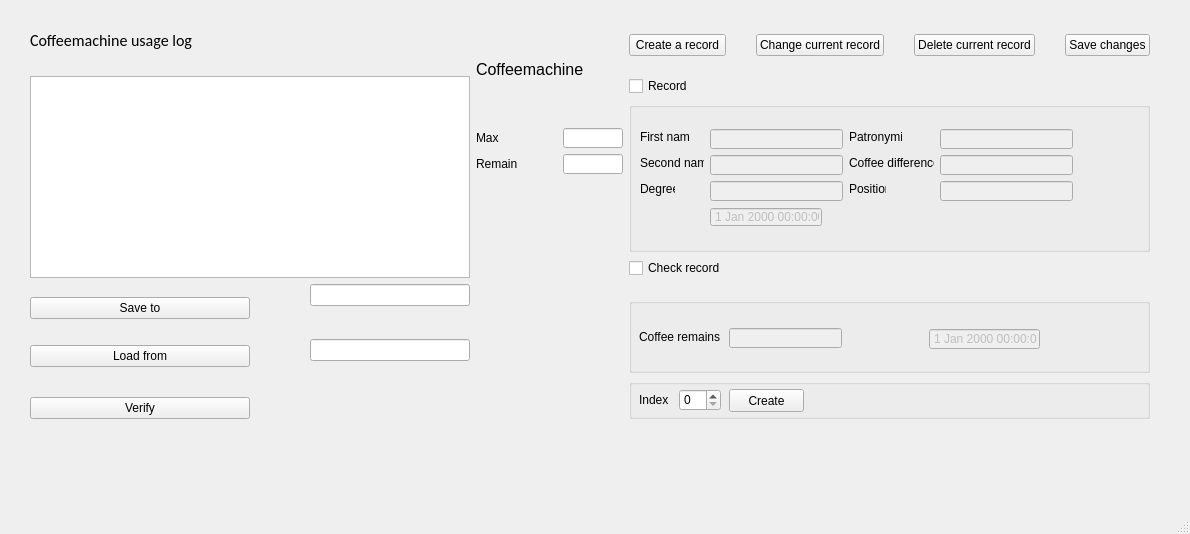
First picture: the form in mainwindow.ui, repository 4tyTwo/GUILab, before the edit.
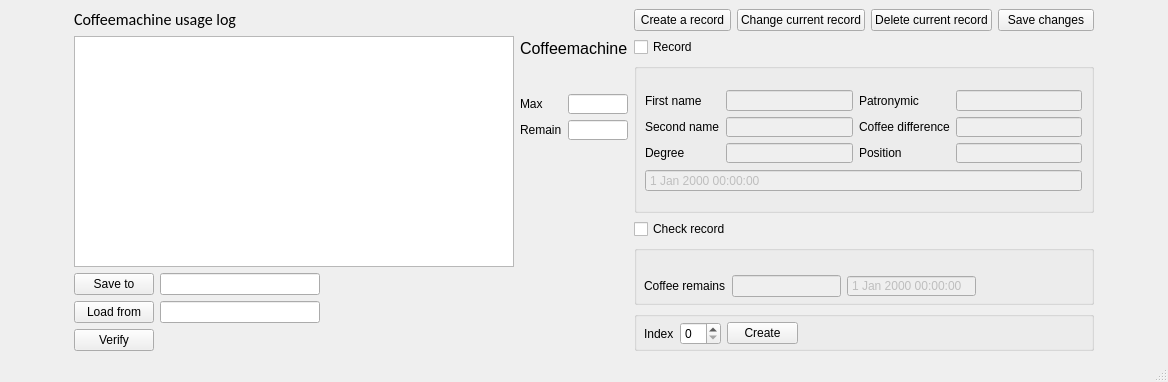
Second picture: the form after the edit.

```diff
--- a/mainwindow.ui
+++ b/mainwindow.ui
@@ -2,213 +2,226 @@
 <ui version="4.0">
  <class>MainWindow</class>
  <widget class="QMainWindow" name="MainWindow">
-  <property name="geometry">
-   <rect>
-    <x>0</x>
-    <y>0</y>
-    <width>1190</width>
-    <height>534</height>
-   </rect>
-  </property>
-  <property name="minimumSize">
-   <size>
-    <width>1190</width>
-    <height>500</height>
-   </size>
-  </property>
   <property name="windowTitle">
    <string>MainWindow</string>
   </property>
   <widget class="QWidget" name="centralwidget">
-   <widget class="QWidget" name="">
-    <property name="geometry">
-     <rect>
-      <x>30</x>
-      <y>30</y>
-      <width>1120</width>
-      <height>389</height>
-     </rect>
-    </property>
-    <layout class="QGridLayout" name="gridLayout_2">
-     <item row="13" column="3">
-      <widget class="QLabel" name="verification">
+   <layout class="QHBoxLayout" name="horizontalLayout_4">
+    <item>
+     <spacer name="horizontalSpacer_3">
+      <property name="orientation">
+       <enum>Qt::Horizontal</enum>
+      </property>
+      <property name="sizeHint" stdset="0">
+       <size>
+        <width>65</width>
+        <height>20</height>
+       </size>
+      </property>
+     </spacer>
+    </item>
+    <item>
+     <layout class="QVBoxLayout" name="verticalLayout_4">
+      <item>
+       <widget class="QLabel" name="TableLabel">
+        <property name="font">
+         <font>
+          <family>Calibri</family>
+          <pointsize>12</pointsize>
+         </font>
+        </property>
+        <property name="text">
+         <string>Coffeemachine usage log</string>
+        </property>
+       </widget>
+      </item>
+      <item>
+       <widget class="QListWidget" name="coffeelog">
+        <property name="sizePolicy">
+         <sizepolicy hsizetype="Minimum" vsizetype="Expanding">
+          <horstretch>0</horstretch>
+          <verstretch>0</verstretch>
+         </sizepolicy>
+        </property>
+        <property name="minimumSize">
+         <size>
+          <width>440</width>
+          <height>150</height>
+         </size>
+        </property>
        <property name="maximumSize">
         <size>
-         <width>160</width>
+          <width>440</width>
          <height>16777215</height>
         </size>
        </property>
-       <property name="midLineWidth">
-        <number>0</number>
-       </property>
-       <property name="text">
-        <string/>
-       </property>
-      </widget>
-     </item>
-     <item row="13" column="2">
-      <spacer name="horizontalSpacer_12">
-       <property name="orientation">
-        <enum>Qt::Horizontal</enum>
-       </property>
-       <property name="sizeType">
-        <enum>QSizePolicy::Fixed</enum>
-       </property>
-       <property name="sizeHint" stdset="0">
-        <size>
-         <width>48</width>
-         <height>20</height>
-        </size>
-       </property>
-      </spacer>
-     </item>
-     <item row="10" column="2" rowspan="2">
-      <spacer name="horizontalSpacer_10">
-       <property name="orientation">
-        <enum>Qt::Horizontal</enum>
-       </property>
-       <property name="sizeType">
-        <enum>QSizePolicy::Fixed</enum>
-       </property>
-       <property name="sizeHint" stdset="0">
-        <size>
-         <width>48</width>
-         <height>20</height>
-        </size>
-       </property>
-      </spacer>
-     </item>
-     <item row="6" column="5" colspan="2">
-      <widget class="QCheckBox" name="checkBoxCheckRecord">
-       <property name="text">
-        <string>Check record</string>
-       </property>
-      </widget>
-     </item>
-     <item row="10" column="0" rowspan="2" colspan="2">
-      <widget class="QPushButton" name="LoadFromFileButton">
-       <property name="text">
-        <string>Load from</string>
-       </property>
-      </widget>
-     </item>
-     <item row="7" column="0" rowspan="3" colspan="2">
+       </widget>
+      </item>
+      <item>
+       <layout class="QFormLayout" name="formLayout_2">
+        <item row="0" column="0">
       <widget class="QPushButton" name="SaveInFileButton">
        <property name="text">
         <string>Save to</string>
        </property>
       </widget>
      </item>
-     <item row="11" column="6">
-      <spacer name="verticalSpacer_2">
-       <property name="orientation">
-        <enum>Qt::Vertical</enum>
-       </property>
-       <property name="sizeType">
-        <enum>QSizePolicy::Fixed</enum>
-       </property>
-       <property name="sizeHint" stdset="0">
+        <item row="0" column="1">
+         <widget class="QLineEdit" name="saveEdit">
+          <property name="maximumSize">
+           <size>
+            <width>160</width>
+            <height>25</height>
+           </size>
+          </property>
+         </widget>
+        </item>
+        <item row="1" column="0">
+         <widget class="QPushButton" name="LoadFromFileButton">
+          <property name="text">
+           <string>Load from</string>
+          </property>
+         </widget>
+        </item>
+        <item row="1" column="1">
+         <widget class="QLineEdit" name="loadEdit">
+          <property name="maximumSize">
         <size>
-         <width>20</width>
-         <height>5</height>
-        </size>
-       </property>
-      </spacer>
-     </item>
-     <item row="13" column="0" colspan="2">
+            <width>160</width>
+            <height>25</height>
+           </size>
+          </property>
+         </widget>
+        </item>
+        <item row="2" column="0">
       <widget class="QPushButton" name="verifyButton">
        <property name="text">
         <string>Verify</string>
        </property>
       </widget>
      </item>
-     <item row="10" column="3">
-      <widget class="QLineEdit" name="loadEdit">
+        <item row="2" column="1">
+         <widget class="QLabel" name="verification">
        <property name="maximumSize">
         <size>
          <width>160</width>
-         <height>25</height>
-        </size>
-       </property>
-      </widget>
-     </item>
-     <item row="7" column="3" rowspan="2">
-      <widget class="QLineEdit" name="saveEdit">
+            <height>16777215</height>
+           </size>
+          </property>
+          <property name="midLineWidth">
+           <number>0</number>
+          </property>
+          <property name="text">
+           <string/>
+          </property>
+         </widget>
+        </item>
+       </layout>
+      </item>
+     </layout>
+    </item>
+    <item>
+     <layout class="QVBoxLayout" name="verticalLayout_5">
+      <item>
+       <layout class="QVBoxLayout" name="verticalLayout_3">
+        <item>
+         <widget class="QLabel" name="label">
        <property name="maximumSize">
         <size>
-         <width>160</width>
-         <height>25</height>
-        </size>
-       </property>
-      </widget>
-     </item>
-     <item row="7" column="2" rowspan="3">
-      <spacer name="horizontalSpacer_11">
-       <property name="orientation">
-        <enum>Qt::Horizontal</enum>
-       </property>
-       <property name="sizeType">
-        <enum>QSizePolicy::Fixed</enum>
-       </property>
-       <property name="sizeHint" stdset="0">
+            <width>120</width>
+            <height>16777215</height>
+           </size>
+          </property>
+          <property name="font">
+           <font>
+            <pointsize>12</pointsize>
+           </font>
+          </property>
+          <property name="text">
+           <string>Coffeemachine</string>
+          </property>
+         </widget>
+        </item>
+        <item>
+         <layout class="QFormLayout" name="formLayout">
+          <item row="0" column="0">
+           <widget class="QLabel" name="label_2">
+            <property name="maximumSize">
+             <size>
+              <width>60</width>
+              <height>20</height>
+             </size>
+            </property>
+            <property name="text">
+             <string>Max</string>
+            </property>
+           </widget>
+          </item>
+          <item row="0" column="1">
+           <widget class="QLineEdit" name="maxEdit">
+            <property name="maximumSize">
         <size>
-         <width>48</width>
+              <width>60</width>
          <height>20</height>
         </size>
        </property>
-      </spacer>
-     </item>
-     <item row="11" column="1" rowspan="2">
-      <spacer name="verticalSpacer_8">
-       <property name="orientation">
-        <enum>Qt::Vertical</enum>
-       </property>
-       <property name="sizeHint" stdset="0">
+           </widget>
+          </item>
+          <item row="1" column="0">
+           <widget class="QLabel" name="label_3">
+            <property name="maximumSize">
+             <size>
+              <width>60</width>
+              <height>20</height>
+             </size>
+            </property>
+            <property name="text">
+             <string>Remain</string>
+            </property>
+           </widget>
+          </item>
+          <item row="1" column="1">
+           <widget class="QLineEdit" name="remEdit">
+            <property name="maximumSize">
         <size>
-         <width>20</width>
-         <height>18</height>
-        </size>
-       </property>
-      </spacer>
-     </item>
-     <item row="9" column="1">
-      <spacer name="verticalSpacer_7">
+              <width>60</width>
+              <height>20</height>
+             </size>
+            </property>
+           </widget>
+          </item>
+         </layout>
+        </item>
+       </layout>
+      </item>
+      <item>
+       <spacer name="horizontalSpacer_2">
        <property name="orientation">
-        <enum>Qt::Vertical</enum>
+         <enum>Qt::Horizontal</enum>
        </property>
        <property name="sizeHint" stdset="0">
         <size>
-         <width>20</width>
-         <height>18</height>
+          <width>28</width>
+          <height>20</height>
         </size>
        </property>
       </spacer>
      </item>
-     <item row="5" column="9" rowspan="3">
-      <spacer name="verticalSpacer">
+      <item>
+       <spacer name="horizontalSpacer">
        <property name="orientation">
-        <enum>Qt::Vertical</enum>
-       </property>
-       <property name="sizeType">
-        <enum>QSizePolicy::Fixed</enum>
-       </property>
+         <enum>Qt::Horizontal</enum>
+        </property>
        <property name="sizeHint" stdset="0">
         <size>
-         <width>20</width>
-         <height>28</height>
+          <width>18</width>
+          <height>20</height>
         </size>
        </property>
       </spacer>
      </item>
-     <item row="0" column="11" rowspan="2">
-      <widget class="QPushButton" name="deleteButton">
-       <property name="text">
-        <string>Delete current record</string>
-       </property>
-      </widget>
-     </item>
-     <item row="2" column="8" rowspan="2">
-      <spacer name="verticalSpacer_5">
+      <item>
+       <spacer name="verticalSpacer_3">
        <property name="orientation">
         <enum>Qt::Vertical</enum>
        </property>
@@ -218,32 +231,39 @@
        <property name="sizeHint" stdset="0">
         <size>
          <width>20</width>
-         <height>28</height>
+          <height>138</height>
         </size>
        </property>
       </spacer>
      </item>
-     <item row="0" column="5" rowspan="2" colspan="2">
+     </layout>
+    </item>
+    <item>
+     <layout class="QVBoxLayout" name="verticalLayout_2">
+      <item>
+       <layout class="QHBoxLayout" name="horizontalLayout">
+        <item>
       <widget class="QPushButton" name="NewRecord">
        <property name="text">
         <string>Create a record</string>
        </property>
       </widget>
      </item>
-     <item row="0" column="0" colspan="4">
-      <widget class="QLabel" name="TableLabel">
-       <property name="font">
-        <font>
-         <family>Calibri</family>
-         <pointsize>12</pointsize>
-        </font>
-       </property>
+        <item>
+         <widget class="QPushButton" name="ChangeRecord">
+          <property name="text">
+           <string>Change current record</string>
+          </property>
+         </widget>
+        </item>
+        <item>
+         <widget class="QPushButton" name="deleteButton">
        <property name="text">
-        <string>Coffeemachine usage log</string>
+           <string>Delete current record</string>
        </property>
       </widget>
      </item>
-     <item row="0" column="13" rowspan="2">
+        <item>
       <widget class="QPushButton" name="SaveChanges">
        <property name="text">
         <string>Save changes</string>
@@ -259,114 +279,23 @@
        </property>
       </widget>
      </item>
-     <item row="1" column="0" rowspan="2" colspan="2">
-      <spacer name="verticalSpacer_3">
-       <property name="orientation">
-        <enum>Qt::Vertical</enum>
-       </property>
-       <property name="sizeType">
-        <enum>QSizePolicy::Fixed</enum>
-       </property>
-       <property name="sizeHint" stdset="0">
-        <size>
-         <width>20</width>
-         <height>13</height>
-        </size>
-       </property>
-      </spacer>
-     </item>
-     <item row="0" column="8" rowspan="2" colspan="2">
-      <widget class="QPushButton" name="ChangeRecord">
-       <property name="text">
-        <string>Change current record</string>
-       </property>
-      </widget>
-     </item>
-     <item row="0" column="10" rowspan="2">
-      <spacer name="horizontalSpacer_6">
-       <property name="orientation">
-        <enum>Qt::Horizontal</enum>
-       </property>
-       <property name="sizeType">
-        <enum>QSizePolicy::Fixed</enum>
-       </property>
-       <property name="sizeHint" stdset="0">
-        <size>
-         <width>18</width>
-         <height>20</height>
-        </size>
-       </property>
-      </spacer>
-     </item>
-     <item row="0" column="7" rowspan="2">
-      <spacer name="horizontalSpacer_5">
-       <property name="orientation">
-        <enum>Qt::Horizontal</enum>
-       </property>
-       <property name="sizeType">
-        <enum>QSizePolicy::Fixed</enum>
-       </property>
-       <property name="sizeHint" stdset="0">
-        <size>
-         <width>18</width>
-         <height>20</height>
-        </size>
-       </property>
-      </spacer>
-     </item>
-     <item row="3" column="5" colspan="2">
+       </layout>
+      </item>
+      <item>
       <widget class="QCheckBox" name="checkBoxRecord">
        <property name="text">
         <string>Record</string>
        </property>
       </widget>
      </item>
-     <item row="0" column="12" rowspan="2">
-      <spacer name="horizontalSpacer_7">
-       <property name="orientation">
-        <enum>Qt::Horizontal</enum>
-       </property>
-       <property name="sizeType">
-        <enum>QSizePolicy::Fixed</enum>
-       </property>
-       <property name="sizeHint" stdset="0">
-        <size>
-         <width>18</width>
-         <height>20</height>
-        </size>
-       </property>
-      </spacer>
-     </item>
-     <item row="3" column="0" rowspan="4" colspan="4">
-      <widget class="QListWidget" name="coffeelog">
-       <property name="sizePolicy">
-        <sizepolicy hsizetype="Minimum" vsizetype="Expanding">
-         <horstretch>0</horstretch>
-         <verstretch>0</verstretch>
-        </sizepolicy>
-       </property>
-       <property name="minimumSize">
-        <size>
-         <width>440</width>
-         <height>150</height>
-        </size>
-       </property>
-       <property name="maximumSize">
-        <size>
-         <width>440</width>
-         <height>16777215</height>
-        </size>
-       </property>
-      </widget>
-     </item>
-     <item row="4" column="5" rowspan="2" colspan="9">
+      <item>
       <widget class="QGroupBox" name="groupBoxRecord">
        <property name="enabled">
         <bool>true</bool>
        </property>
        <property name="minimumSize">
         <size>
-         <width>430</width>
+          <width>460</width>
          <height>150</height>
         </size>
        </property>
@@ -379,306 +308,190 @@
        <property name="checked">
         <bool>false</bool>
        </property>
-       <widget class="QLabel" name="Position">
-        <property name="geometry">
-         <rect>
-          <x>220</x>
-          <y>79</y>
-          <width>37</width>
-          <height>16</height>
-         </rect>
-        </property>
-        <property name="text">
-         <string>Position</string>
-        </property>
-       </widget>
-       <widget class="QLabel" name="Degree">
+        <widget class="QWidget" name="">
         <property name="geometry">
          <rect>
           <x>11</x>
-          <y>79</y>
-          <width>35</width>
-          <height>16</height>
-         </rect>
-        </property>
+           <y>27</y>
+           <width>437</width>
+           <height>102</height>
+          </rect>
+         </property>
+         <layout class="QVBoxLayout" name="verticalLayout">
+          <item>
+           <layout class="QGridLayout" name="gridLayout">
+            <item row="0" column="0">
+             <widget class="QLabel" name="Fname">
         <property name="text">
-         <string>Degree</string>
-        </property>
-       </widget>
+               <string>First name</string>
+              </property>
+             </widget>
+            </item>
+            <item row="0" column="1">
+             <widget class="QLineEdit" name="nameEdit">
+              <property name="enabled">
+               <bool>false</bool>
+              </property>
+             </widget>
+            </item>
+            <item row="0" column="2">
        <widget class="QLabel" name="Patron">
-        <property name="geometry">
-         <rect>
-          <x>220</x>
-          <y>27</y>
-          <width>53</width>
-          <height>16</height>
-         </rect>
-        </property>
         <property name="text">
          <string>Patronymic</string>
         </property>
        </widget>
+            </item>
+            <item row="0" column="3">
+             <widget class="QLineEdit" name="patronEdit">
+              <property name="enabled">
+               <bool>false</bool>
+              </property>
+             </widget>
+            </item>
+            <item row="1" column="0">
        <widget class="QLabel" name="LName">
-        <property name="geometry">
-         <rect>
-          <x>11</x>
-          <y>53</y>
-          <width>64</width>
-          <height>16</height>
-         </rect>
-        </property>
         <property name="text">
          <string>Second name</string>
         </property>
        </widget>
-       <widget class="QLineEdit" name="positionEdit">
-        <property name="enabled">
-         <bool>false</bool>
-        </property>
-        <property name="geometry">
-         <rect>
-          <x>311</x>
-          <y>79</y>
-          <width>133</width>
-          <height>20</height>
-         </rect>
-        </property>
-        <property name="text">
-         <string/>
-        </property>
-       </widget>
-       <widget class="QDateTimeEdit" name="DateAndTime">
-        <property name="enabled">
-         <bool>false</bool>
-        </property>
-        <property name="geometry">
-         <rect>
-          <x>81</x>
-          <y>105</y>
-          <width>112</width>
-          <height>20</height>
-         </rect>
-        </property>
-        <property name="wrapping">
-         <bool>false</bool>
-        </property>
-        <property name="frame">
-         <bool>true</bool>
-        </property>
-        <property name="buttonSymbols">
-         <enum>QAbstractSpinBox::NoButtons</enum>
-        </property>
-       </widget>
-       <widget class="QLineEdit" name="degreeEdit">
-        <property name="enabled">
-         <bool>false</bool>
-        </property>
-        <property name="geometry">
-         <rect>
-          <x>81</x>
-          <y>79</y>
-          <width>133</width>
-          <height>20</height>
-         </rect>
-        </property>
-       </widget>
-       <widget class="QLineEdit" name="diffEdit">
-        <property name="enabled">
-         <bool>false</bool>
-        </property>
-        <property name="geometry">
-         <rect>
-          <x>311</x>
-          <y>53</y>
-          <width>133</width>
-          <height>20</height>
-         </rect>
-        </property>
-       </widget>
-       <widget class="QLineEdit" name="nameEdit">
-        <property name="enabled">
-         <bool>false</bool>
-        </property>
-        <property name="geometry">
-         <rect>
-          <x>81</x>
-          <y>27</y>
-          <width>133</width>
-          <height>20</height>
-         </rect>
-        </property>
-       </widget>
-       <widget class="QLineEdit" name="patronEdit">
-        <property name="enabled">
-         <bool>false</bool>
-        </property>
-        <property name="geometry">
-         <rect>
-          <x>311</x>
-          <y>27</y>
-          <width>133</width>
-          <height>20</height>
-         </rect>
-        </property>
-       </widget>
+            </item>
+            <item row="1" column="1">
        <widget class="QLineEdit" name="lnameEdit">
         <property name="enabled">
          <bool>false</bool>
         </property>
-        <property name="geometry">
-         <rect>
-          <x>81</x>
-          <y>53</y>
-          <width>133</width>
-          <height>20</height>
-         </rect>
-        </property>
-       </widget>
-       <widget class="QLabel" name="Fname">
-        <property name="geometry">
-         <rect>
-          <x>11</x>
-          <y>27</y>
-          <width>50</width>
-          <height>16</height>
-         </rect>
-        </property>
-        <property name="text">
-         <string>First name</string>
-        </property>
-       </widget>
+             </widget>
+            </item>
+            <item row="1" column="2">
        <widget class="QLabel" name="difference">
-        <property name="geometry">
-         <rect>
-          <x>220</x>
-          <y>53</y>
-          <width>85</width>
-          <height>16</height>
-         </rect>
-        </property>
         <property name="text">
          <string>Coffee difference</string>
         </property>
        </widget>
-      </widget>
-     </item>
-     <item row="0" column="4" rowspan="5">
-      <layout class="QGridLayout" name="gridLayout">
-       <item row="0" column="0" colspan="3">
-        <widget class="QLabel" name="label">
-         <property name="maximumSize">
-          <size>
-           <width>120</width>
-           <height>16777215</height>
-          </size>
-         </property>
-         <property name="font">
-          <font>
-           <pointsize>12</pointsize>
-          </font>
-         </property>
-         <property name="text">
-          <string>Coffeemachine</string>
-         </property>
-        </widget>
-       </item>
-       <item row="1" column="2">
-        <spacer name="verticalSpacer_4">
-         <property name="orientation">
-          <enum>Qt::Vertical</enum>
-         </property>
-         <property name="sizeType">
-          <enum>QSizePolicy::Fixed</enum>
-         </property>
-         <property name="sizeHint" stdset="0">
-          <size>
-           <width>20</width>
-           <height>13</height>
-          </size>
-         </property>
-        </spacer>
-       </item>
+            </item>
+            <item row="1" column="3">
+             <widget class="QLineEdit" name="diffEdit">
+              <property name="enabled">
+               <bool>false</bool>
+              </property>
+             </widget>
+            </item>
        <item row="2" column="0">
-        <widget class="QLabel" name="label_2">
-         <property name="maximumSize">
-          <size>
-           <width>60</width>
-           <height>20</height>
-          </size>
-         </property>
+             <widget class="QLabel" name="Degree">
          <property name="text">
-          <string>Max</string>
+               <string>Degree</string>
          </property>
         </widget>
        </item>
        <item row="2" column="1">
-        <spacer name="horizontalSpacer_3">
-         <property name="orientation">
-          <enum>Qt::Horizontal</enum>
-         </property>
-         <property name="sizeType">
-          <enum>QSizePolicy::Fixed</enum>
-         </property>
-         <property name="sizeHint" stdset="0">
-          <size>
-           <width>17</width>
-           <height>20</height>
-          </size>
-         </property>
-        </spacer>
+             <widget class="QLineEdit" name="degreeEdit">
+              <property name="enabled">
+               <bool>false</bool>
+              </property>
+             </widget>
        </item>
        <item row="2" column="2">
-        <widget class="QLineEdit" name="maxEdit">
-         <property name="maximumSize">
-          <size>
-           <width>60</width>
-           <height>20</height>
-          </size>
+             <widget class="QLabel" name="Position">
+              <property name="text">
+               <string>Position</string>
          </property>
         </widget>
        </item>
-       <item row="3" column="0">
-        <widget class="QLabel" name="label_3">
-         <property name="maximumSize">
-          <size>
-           <width>60</width>
-           <height>20</height>
-          </size>
+            <item row="2" column="3">
+             <widget class="QLineEdit" name="positionEdit">
+              <property name="enabled">
+               <bool>false</bool>
          </property>
          <property name="text">
-          <string>Remain</string>
+               <string/>
          </property>
         </widget>
        </item>
-       <item row="3" column="1">
-        <spacer name="horizontalSpacer_4">
-         <property name="orientation">
-          <enum>Qt::Horizontal</enum>
-         </property>
-         <property name="sizeType">
-          <enum>QSizePolicy::Fixed</enum>
-         </property>
-         <property name="sizeHint" stdset="0">
-          <size>
-           <width>18</width>
-           <height>20</height>
-          </size>
-         </property>
-        </spacer>
-       </item>
-       <item row="3" column="2">
-        <widget class="QLineEdit" name="remEdit">
-         <property name="maximumSize">
+           </layout>
+          </item>
+          <item>
+           <widget class="QDateTimeEdit" name="DateAndTime">
+            <property name="enabled">
+             <bool>false</bool>
+            </property>
+            <property name="wrapping">
+             <bool>false</bool>
+            </property>
+            <property name="frame">
+             <bool>true</bool>
+            </property>
+            <property name="buttonSymbols">
+             <enum>QAbstractSpinBox::NoButtons</enum>
+            </property>
+           </widget>
+          </item>
+         </layout>
+        </widget>
+       </widget>
+      </item>
+      <item>
+       <widget class="QCheckBox" name="checkBoxCheckRecord">
+        <property name="text">
+         <string>Check record</string>
+        </property>
+       </widget>
+      </item>
+      <item>
+       <widget class="QGroupBox" name="CheckRecordGroup">
+        <property name="minimumSize">
           <size>
-           <width>60</width>
-           <height>20</height>
-          </size>
-         </property>
-        </widget>
-       </item>
-      </layout>
-     </item>
-     <item row="12" column="5" rowspan="2" colspan="9">
+          <width>430</width>
+          <height>60</height>
+         </size>
+        </property>
+        <property name="title">
+         <string/>
+        </property>
+        <property name="flat">
+         <bool>false</bool>
+        </property>
+        <property name="checkable">
+         <bool>false</bool>
+        </property>
+        <widget class="QWidget" name="">
+         <property name="geometry">
+          <rect>
+           <x>10</x>
+           <y>30</y>
+           <width>332</width>
+           <height>22</height>
+          </rect>
+         </property>
+         <layout class="QHBoxLayout" name="horizontalLayout_2">
+          <item>
+           <widget class="QLabel" name="differenceCheck">
+            <property name="text">
+             <string>Coffee remains</string>
+            </property>
+           </widget>
+          </item>
+          <item>
+           <widget class="QLineEdit" name="diffEditCheck">
+            <property name="enabled">
+             <bool>false</bool>
+            </property>
+           </widget>
+          </item>
+          <item>
+           <widget class="QDateTimeEdit" name="DateAndTimeCheck">
+            <property name="enabled">
+             <bool>false</bool>
+            </property>
+            <property name="buttonSymbols">
+             <enum>QAbstractSpinBox::NoButtons</enum>
+            </property>
+           </widget>
+          </item>
+         </layout>
+        </widget>
+       </widget>
+      </item>
+      <item>
       <widget class="QGroupBox" name="CreateGroup">
        <property name="minimumSize">
         <size>
@@ -689,110 +502,56 @@
        <property name="title">
         <string/>
        </property>
+        <widget class="QWidget" name="">
+         <property name="geometry">
+          <rect>
+           <x>10</x>
+           <y>10</y>
+           <width>154</width>
+           <height>25</height>
+          </rect>
+         </property>
+         <layout class="QHBoxLayout" name="horizontalLayout_3">
+          <item>
        <widget class="QLabel" name="IndexLabel">
-        <property name="geometry">
-         <rect>
-          <x>10</x>
-          <y>10</y>
-          <width>31</width>
-          <height>21</height>
-         </rect>
-        </property>
         <property name="text">
          <string>Index</string>
         </property>
        </widget>
-       <widget class="QSpinBox" name="spinBoxIndex">
-        <property name="geometry">
-         <rect>
-          <x>50</x>
-          <y>10</y>
-          <width>42</width>
-          <height>22</height>
-         </rect>
-        </property>
-       </widget>
+          </item>
+          <item>
+           <widget class="QSpinBox" name="spinBoxIndex"/>
+          </item>
+          <item>
        <widget class="QPushButton" name="CreateButton">
         <property name="enabled">
          <bool>true</bool>
         </property>
-        <property name="geometry">
-         <rect>
-          <x>100</x>
-          <y>10</y>
-          <width>75</width>
-          <height>23</height>
-         </rect>
-        </property>
         <property name="text">
          <string>Create</string>
         </property>
        </widget>
-      </widget>
-     </item>
-     <item row="8" column="5" rowspan="4" colspan="9">
-      <widget class="QGroupBox" name="CheckRecordGroup">
-       <property name="minimumSize">
+          </item>
+         </layout>
+        </widget>
+       </widget>
+      </item>
+     </layout>
+    </item>
+    <item>
+     <spacer name="horizontalSpacer_4">
+      <property name="orientation">
+       <enum>Qt::Horizontal</enum>
+      </property>
+      <property name="sizeHint" stdset="0">
         <size>
-         <width>430</width>
-         <height>60</height>
-        </size>
-       </property>
-       <property name="title">
-        <string/>
-       </property>
-       <property name="flat">
-        <bool>false</bool>
-       </property>
-       <property name="checkable">
-        <bool>false</bool>
-       </property>
-       <widget class="QLineEdit" name="diffEditCheck">
-        <property name="enabled">
-         <bool>false</bool>
-        </property>
-        <property name="geometry">
-         <rect>
-          <x>100</x>
-          <y>30</y>
-          <width>113</width>
+        <width>65</width>
           <height>20</height>
-         </rect>
-        </property>
-       </widget>
-       <widget class="QLabel" name="differenceCheck">
-        <property name="geometry">
-         <rect>
-          <x>10</x>
-          <y>31</y>
-          <width>91</width>
-          <height>16</height>
-         </rect>
-        </property>
-        <property name="text">
-         <string>Coffee remains</string>
-        </property>
-       </widget>
-       <widget class="QDateTimeEdit" name="DateAndTimeCheck">
-        <property name="enabled">
-         <bool>false</bool>
-        </property>
-        <property name="geometry">
-         <rect>
-          <x>300</x>
-          <y>30</y>
-          <width>111</width>
-          <height>22</height>
-         </rect>
-        </property>
-        <property name="buttonSymbols">
-         <enum>QAbstractSpinBox::NoButtons</enum>
-        </property>
-       </widget>
-      </widget>
-     </item>
-    </layout>
-   </widget>
+       </size>
+      </property>
+     </spacer>
+    </item>
+   </layout>
   </widget>
   <widget class="QStatusBar" name="statusbar"/>
  </widget>
```
Lines whose indentation alone changed are shown as unchanged.
